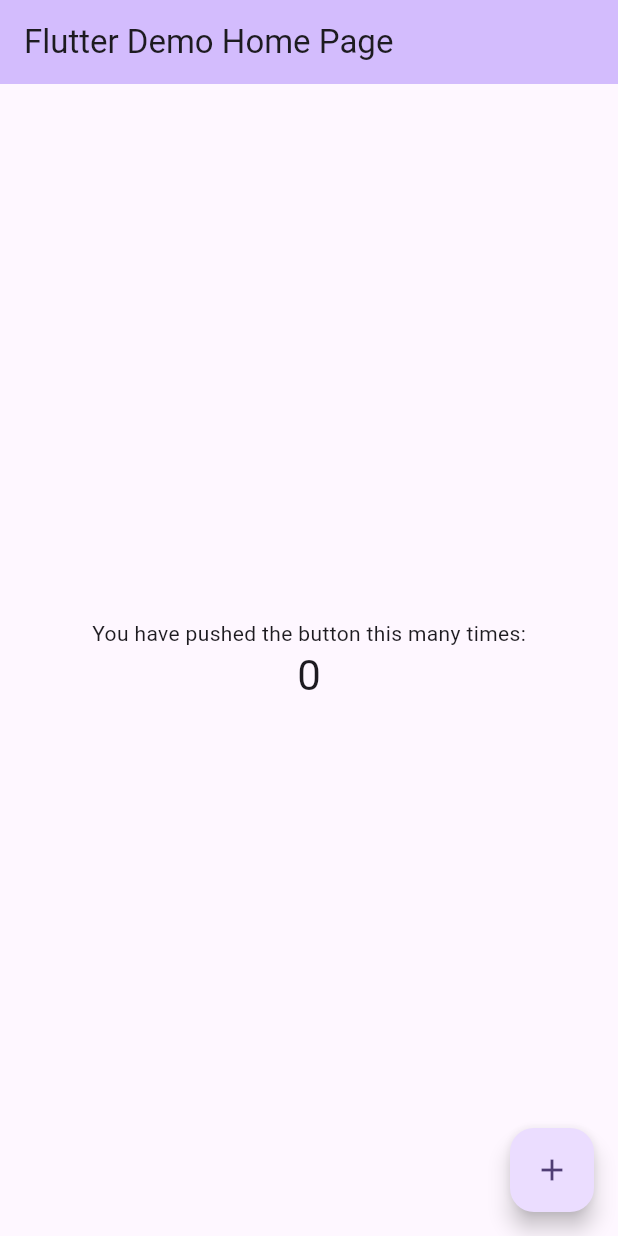
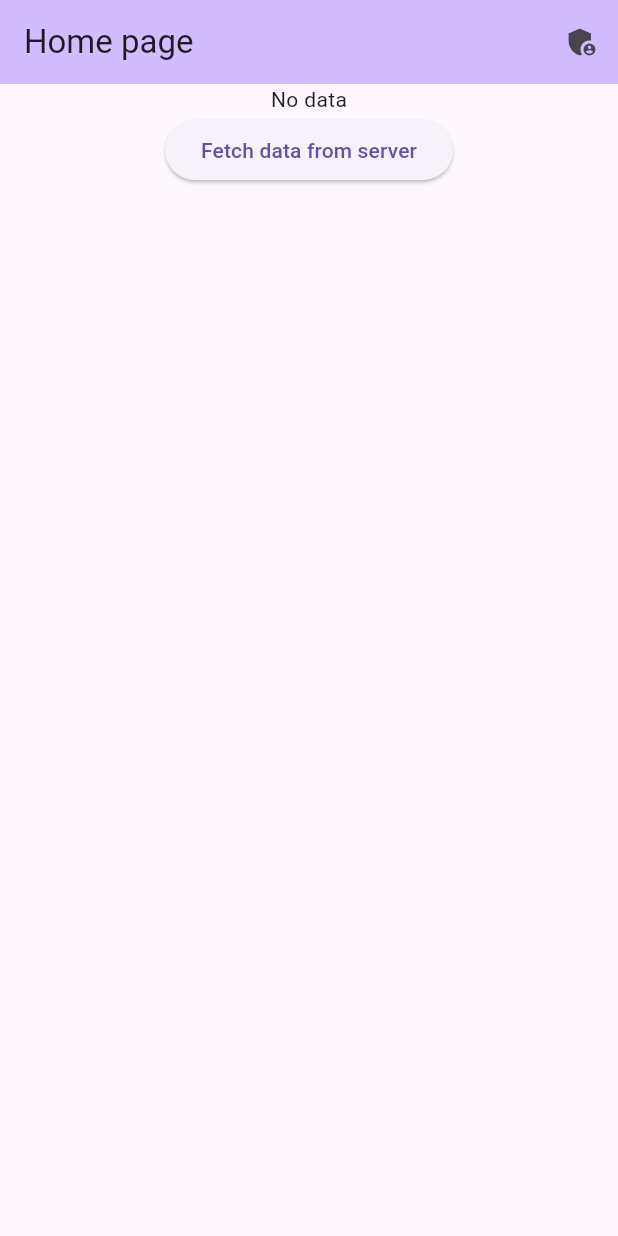
Before and after one commit to DrEverr/ExampleDriftWithBloc, a Flutter app: the screen it shows after launch, on a phone screen of 412 x 824 dp. Run offline on Flutter 3.47's test engine with Material 3 defaults, Android fonts, the phone set to English and light mode, and no system bars; our stand-ins replace bloc, drift, drift_flutter, equatable, flutter_bloc, get_it; accounts and stored records are empty; generated files the repository leaves out were written again.

Commit message:
made few simple pages to see data

```diff
--- /dev/null
+++ b/lib/app.dart
@@ -0,0 +1,94 @@
+import 'package:example_drift_with_bloc/bloc/histories/histories_bloc.dart';
+import 'package:example_drift_with_bloc/utils/routes.dart';
+import 'package:flutter/material.dart';
+import 'package:flutter_bloc/flutter_bloc.dart';
+
+class App extends StatefulWidget {
+  const App({super.key, required this.title});
+
+  final String title;
+
+  @override
+  State<App> createState() => _AppState();
+}
+
+class _AppState extends State<App> {
+  @override
+  Widget build(BuildContext context) {
+    return SafeArea(
+      child: Scaffold(
+        appBar: AppBar(
+          backgroundColor: Theme.of(context).colorScheme.inversePrimary,
+          title: Text(widget.title),
+          actions: [
+            IconButton(
+              icon: const Icon(Icons.admin_panel_settings),
+              onPressed: () {
+                Navigator.of(context).pushNamed(Routes.logs);
+              },
+            ),
+          ],
+        ),
+        body: BlocProvider(
+          create: (_) => HistoriesBloc()..add(HistoriesStarted()),
+          child: BlocConsumer<HistoriesBloc, HistoriesState>(
+            listener: (context, state) {
+              if (state is HistoriesLoadFailure) {
+                ScaffoldMessenger.of(context).showSnackBar(
+                  SnackBar(
+                    content: Text(state.message),
+                  ),
+                );
+              }
+            },
+            builder: (context, state) {
+              if (state is HistoriesLoadInProgress) {
+                return const Center(
+                  child: CircularProgressIndicator(),
+                );
+              } else if (state is HistoriesLoadSuccess) {
+                if (state.history.isEmpty) {
+                  return _noData(context, state);
+                }
+                return ListView.builder(
+                  itemCount: state.history.length,
+                  itemBuilder: (context, index) {
+                    final history = state.history[index];
+                    return ListTile(
+                      title: Text(history.title ?? 'No title'),
+                      subtitle: Text(history.description ?? 'No description'),
+                      onTap: () {
+                        Navigator.of(context).pushNamed(
+                          Routes.history,
+                          arguments: history,
+                        );
+                      },
+                    );
+                  },
+                );
+              } else {
+                return _noData(context, state);
+              }
+            },
+          ),
+        ),
+      ),
+    );
+  }
+
+  Widget _noData(BuildContext context, HistoriesState state) {
+    return Center(
+      child: Column(
+        children: [
+          const Text('No data'),
+          ElevatedButton(
+            onPressed: () {
+              context.read<HistoriesBloc>().add(HistoriesDataRequested());
+            },
+            child: const Text('Fetch data from server'),
+          ),
+        ],
+      ),
+    );
+  }
+}
--- /dev/null
+++ b/lib/bloc/histories/histories_bloc.dart
@@ -0,0 +1,72 @@
+import 'package:bloc/bloc.dart';
+import 'package:example_drift_with_bloc/database/database.dart';
+import 'package:example_drift_with_bloc/provider/api_provider.dart';
+import 'package:example_drift_with_bloc/repository/history_repository.dart';
+import 'package:example_drift_with_bloc/repository/log_repository.dart';
+import 'package:example_drift_with_bloc/utils/globals.dart';
+import 'package:meta/meta.dart';
+import 'package:equatable/equatable.dart';
+
+part 'histories_event.dart';
+part 'histories_state.dart';
+
+class HistoriesBloc extends Bloc<HistoriesEvent, HistoriesState> {
+  int page = 0;
+  HistoriesBloc() : super(HistoriesInitial()) {
+    on<HistoriesStarted>((event, emit) async {
+      emit(HistoriesLoadInProgress());
+      try {
+        page = 0;
+        final histories =
+            await getIt<HistoryRepository>().getHistories(page, 10);
+        emit(HistoriesLoadSuccess(histories));
+      } catch (e) {
+        emit(HistoriesLoadFailure(e.toString()));
+      }
+    });
+
+    on<HistoriesDataRequested>((event, emit) async {
+      emit(HistoriesLoadInProgress());
+      try {
+        var lastUpdate = await getIt<LogRepository>().getLastUpdate();
+        if (lastUpdate == null ||
+            lastUpdate.compareTo(
+                    DateTime.now().subtract(const Duration(minutes: 1))) <=
+                0) {
+          await getIt<ApiProvider>().getHistories();
+        } else {
+          emit(const HistoriesLoadFailure(
+              'Data has already been updated within the last hour.'));
+        }
+        final histories = await getIt<HistoryRepository>().getHistories(0, 10);
+        emit(HistoriesLoadSuccess(histories));
+      } catch (e) {
+        emit(HistoriesLoadFailure(e.toString()));
+      }
+    });
+
+    on<HistoriesChangedNextPage>((event, emit) async {
+      emit(HistoriesLoadInProgress());
+      try {
+        page++;
+        final histories =
+            await getIt<HistoryRepository>().getHistories(page, 10);
+        emit(HistoriesLoadSuccess(histories));
+      } catch (e) {
+        emit(HistoriesLoadFailure(e.toString()));
+      }
+    });
+
+    on<HistoriesChangedPreviousPage>((event, emit) async {
+      emit(HistoriesLoadInProgress());
+      try {
+        page--;
+        final histories =
+            await getIt<HistoryRepository>().getHistories(page, 10);
+        emit(HistoriesLoadSuccess(histories));
+      } catch (e) {
+        emit(HistoriesLoadFailure(e.toString()));
+      }
+    });
+  }
+}
--- /dev/null
+++ b/lib/bloc/histories/histories_event.dart
@@ -0,0 +1,17 @@
+part of 'histories_bloc.dart';
+
+@immutable
+sealed class HistoriesEvent extends Equatable {
+  const HistoriesEvent();
+
+  @override
+  List<Object> get props => [];
+}
+
+final class HistoriesStarted extends HistoriesEvent {}
+
+final class HistoriesDataRequested extends HistoriesEvent {}
+
+final class HistoriesChangedNextPage extends HistoriesEvent {}
+
+final class HistoriesChangedPreviousPage extends HistoriesEvent {}
--- /dev/null
+++ b/lib/bloc/histories/histories_state.dart
@@ -0,0 +1,31 @@
+part of 'histories_bloc.dart';
+
+@immutable
+sealed class HistoriesState extends Equatable{
+  const HistoriesState();
+
+  @override
+  List<Object> get props => [];
+}
+
+final class HistoriesInitial extends HistoriesState {}
+
+final class HistoriesLoadInProgress extends HistoriesState {}
+
+final class HistoriesLoadSuccess extends HistoriesState {
+  final List<History> history;
+
+  const HistoriesLoadSuccess(this.history);
+
+  @override
+  List<Object> get props => [history];
+}
+
+final class HistoriesLoadFailure extends HistoriesState {
+  final String message;
+
+  const HistoriesLoadFailure(this.message);
+
+  @override
+  List<Object> get props => [message];
+}
--- a/lib/main.dart
+++ b/lib/main.dart
@@ -1,125 +1,35 @@
+import 'package:bloc/bloc.dart';
+import 'package:example_drift_with_bloc/app.dart';
+import 'package:example_drift_with_bloc/bloc/observer.dart';
+import 'package:example_drift_with_bloc/database/database.dart';
+import 'package:example_drift_with_bloc/theme.dart';
+import 'package:example_drift_with_bloc/utils/enums.dart';
+import 'package:example_drift_with_bloc/utils/globals.dart';
+import 'package:example_drift_with_bloc/utils/routes.dart';
 import 'package:flutter/material.dart';
 
 void main() {
+  setupLocator();
+  FlutterError.onError = (details) {
+    getIt<AppDatabase>().insertLog(LogLevel.error, details.exceptionAsString(),
+        tag: 'FlutterError');
+  };
+  Bloc.observer = AppBlocObserver();
   runApp(const MyApp());
 }
 
 class MyApp extends StatelessWidget {
   const MyApp({super.key});
 
-  // This widget is the root of your application.
   @override
   Widget build(BuildContext context) {
     return MaterialApp(
-      title: 'Flutter Demo',
-      theme: ThemeData(
-        // This is the theme of your application.
-        //
-        // TRY THIS: Try running your application with "flutter run". You'll see
-        // the application has a purple toolbar. Then, without quitting the app,
-        // try changing the seedColor in the colorScheme below to Colors.green
-        // and then invoke "hot reload" (save your changes or press the "hot
-        // reload" button in a Flutter-supported IDE, or press "r" if you used
-        // the command line to start the app).
-        //
-        // Notice that the counter didn't reset back to zero; the application
-        // state is not lost during the reload. To reset the state, use hot
-        // restart instead.
-        //
-        // This works for code too, not just values: Most code changes can be
-        // tested with just a hot reload.
-        colorScheme: ColorScheme.fromSeed(seedColor: Colors.deepPurple),
-        useMaterial3: true,
-      ),
-      home: const MyHomePage(title: 'Flutter Demo Home Page'),
+      title: 'History of SpaceX missions',
+      theme: AppTheme.lightTheme,
+      darkTheme: AppTheme.darkTheme,
+      themeMode: ThemeMode.system,
+      onGenerateRoute: AppRouter.generateRoute,
+      home: const App(title: 'Home page'),
     );
   }
 }
-
-class MyHomePage extends StatefulWidget {
-  const MyHomePage({super.key, required this.title});
-
-  // This widget is the home page of your application. It is stateful, meaning
-  // that it has a State object (defined below) that contains fields that affect
-  // how it looks.
-
-  // This class is the configuration for the state. It holds the values (in this
-  // case the title) provided by the parent (in this case the App widget) and
-  // used by the build method of the State. Fields in a Widget subclass are
-  // always marked "final".
-
-  final String title;
-
-  @override
-  State<MyHomePage> createState() => _MyHomePageState();
-}
-
-class _MyHomePageState extends State<MyHomePage> {
-  int _counter = 0;
-
-  void _incrementCounter() {
-    setState(() {
-      // This call to setState tells the Flutter framework that something has
-      // changed in this State, which causes it to rerun the build method below
-      // so that the display can reflect the updated values. If we changed
-      // _counter without calling setState(), then the build method would not be
-      // called again, and so nothing would appear to happen.
-      _counter++;
-    });
-  }
-
-  @override
-  Widget build(BuildContext context) {
-    // This method is rerun every time setState is called, for instance as done
-    // by the _incrementCounter method above.
-    //
-    // The Flutter framework has been optimized to make rerunning build methods
-    // fast, so that you can just rebuild anything that needs updating rather
-    // than having to individually change instances of widgets.
-    return Scaffold(
-      appBar: AppBar(
-        // TRY THIS: Try changing the color here to a specific color (to
-        // Colors.amber, perhaps?) and trigger a hot reload to see the AppBar
-        // change color while the other colors stay the same.
-        backgroundColor: Theme.of(context).colorScheme.inversePrimary,
-        // Here we take the value from the MyHomePage object that was created by
-        // the App.build method, and use it to set our appbar title.
-        title: Text(widget.title),
-      ),
-      body: Center(
-        // Center is a layout widget. It takes a single child and positions it
-        // in the middle of the parent.
-        child: Column(
-          // Column is also a layout widget. It takes a list of children and
-          // arranges them vertically. By default, it sizes itself to fit its
-          // children horizontally, and tries to be as tall as its parent.
-          //
-          // Column has various properties to control how it sizes itself and
-          // how it positions its children. Here we use mainAxisAlignment to
-          // center the children vertically; the main axis here is the vertical
-          // axis because Columns are vertical (the cross axis would be
-          // horizontal).
-          //
-          // TRY THIS: Invoke "debug painting" (choose the "Toggle Debug Paint"
-          // action in the IDE, or press "p" in the console), to see the
-          // wireframe for each widget.
-          mainAxisAlignment: MainAxisAlignment.center,
-          children: <Widget>[
-            const Text(
-              'You have pushed the button this many times:',
-            ),
-            Text(
-              '$_counter',
-              style: Theme.of(context).textTheme.headlineMedium,
-            ),
-          ],
-        ),
-      ),
-      floatingActionButton: FloatingActionButton(
-        onPressed: _incrementCounter,
-        tooltip: 'Increment',
-        child: const Icon(Icons.add),
-      ), // This trailing comma makes auto-formatting nicer for build methods.
-    );
-  }
-}
--- a/pubspec.yaml
+++ b/pubspec.yaml
@@ -18,6 +18,9 @@ dependencies:
   bloc:
   get_it:
   cupertino_icons:
+  flutter_bloc: ^8.1.6
+  meta: ^1.15.0
+  equatable: ^2.0.5
 
 dev_dependencies:
   flutter_test:
```
Also changed, not shown: lib/bloc/history/history_bloc.dart (added, +31 -0 lines), lib/bloc/history/history_event.dart (added, +27 -0 lines), lib/bloc/history/history_state.dart (added, +20 -0 lines), lib/bloc/logs/logs_bloc.dart (added, +24 -0 lines), lib/bloc/logs/logs_event.dart (added, +10 -0 lines), lib/bloc/logs/logs_state.dart (added, +30 -0 lines), lib/ui/exceptions/not_found_page.dart (added, +17 -0 lines), lib/ui/favourites_page.dart (added, +17 -0 lines), lib/ui/history_page.dart (added, +27 -0 lines), lib/ui/logs_page.dart (added, +53 -0 lines).
